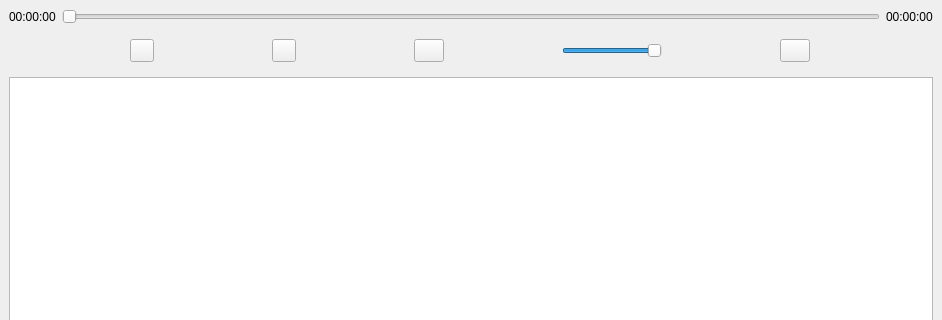
This is mainwindow.ui in bit-shift-io/audiobook as Qt 5 draws it before an edit; both pictures show x 0 to 942 and y 0 to 320 of the 942 by 542 pixel window. The edited form follows.
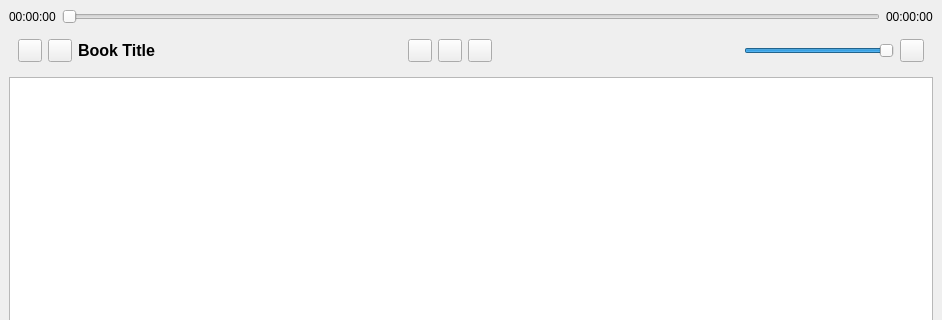
This is the edited form.

Commit message: - added font awesome icons - added chapter selection - gui work

The edit to the form file:
```diff
--- a/mainwindow.ui
+++ b/mainwindow.ui
@@ -109,7 +109,41 @@
             </widget>
            </item>
            <item>
-            <widget class="QToolButton" name="button_rewind">
+            <widget class="QToolButton" name="button_repeat">
+             <property name="text">
+              <string/>
+             </property>
+            </widget>
+           </item>
+           <item>
+            <widget class="QLabel" name="label_book_title">
+             <property name="font">
+              <font>
+               <pointsize>12</pointsize>
+               <weight>75</weight>
+               <bold>true</bold>
+              </font>
+             </property>
+             <property name="text">
+              <string>Book Title</string>
+             </property>
+            </widget>
+           </item>
+           <item>
+            <spacer name="horizontalSpacer">
+             <property name="orientation">
+              <enum>Qt::Horizontal</enum>
+             </property>
+             <property name="sizeHint" stdset="0">
+              <size>
+               <width>40</width>
+               <height>20</height>
+              </size>
+             </property>
+            </spacer>
+           </item>
+           <item>
+            <widget class="QToolButton" name="button_seek_back">
              <property name="text">
               <string/>
              </property>
@@ -128,6 +162,26 @@
              </property>
             </widget>
            </item>
+           <item>
+            <widget class="QToolButton" name="button_seek_forward">
+             <property name="text">
+              <string/>
+             </property>
+            </widget>
+           </item>
+           <item>
+            <spacer name="horizontalSpacer_2">
+             <property name="orientation">
+              <enum>Qt::Horizontal</enum>
+             </property>
+             <property name="sizeHint" stdset="0">
+              <size>
+               <width>40</width>
+               <height>20</height>
+              </size>
+             </property>
+            </spacer>
+           </item>
            <item>
             <widget class="QSlider" name="slider_volume">
              <property name="sizePolicy">
@@ -138,7 +192,7 @@
              </property>
              <property name="minimumSize">
               <size>
-               <width>100</width>
+               <width>150</width>
                <height>0</height>
               </size>
              </property>
```
The commit also changes 17 other files.
